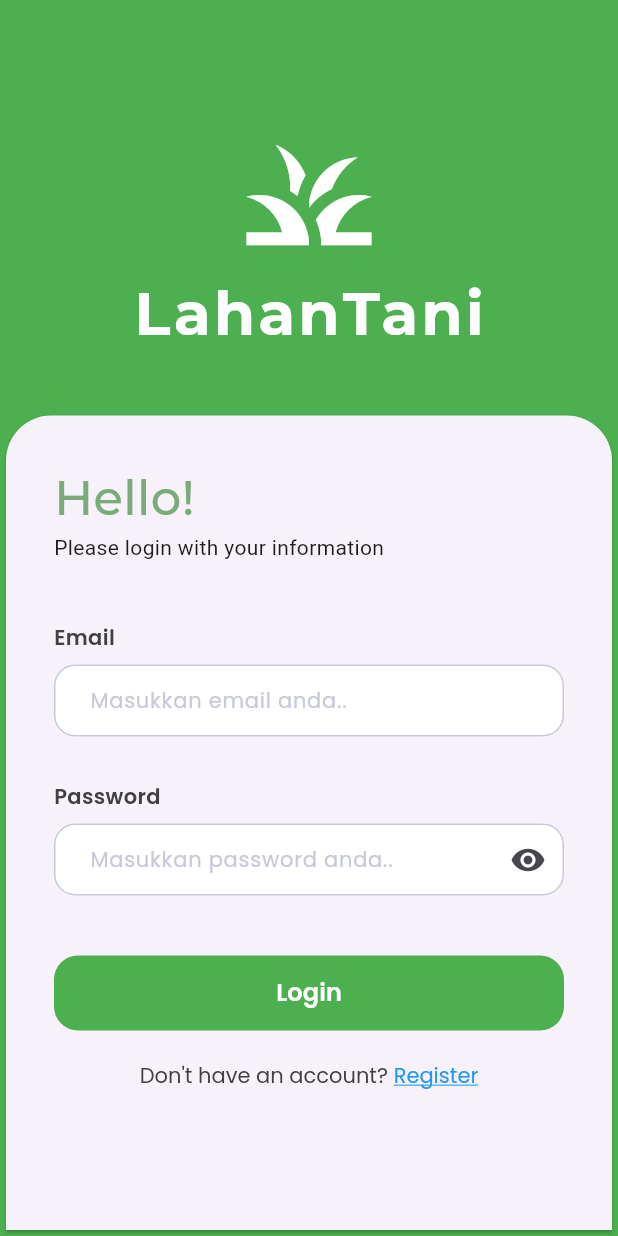
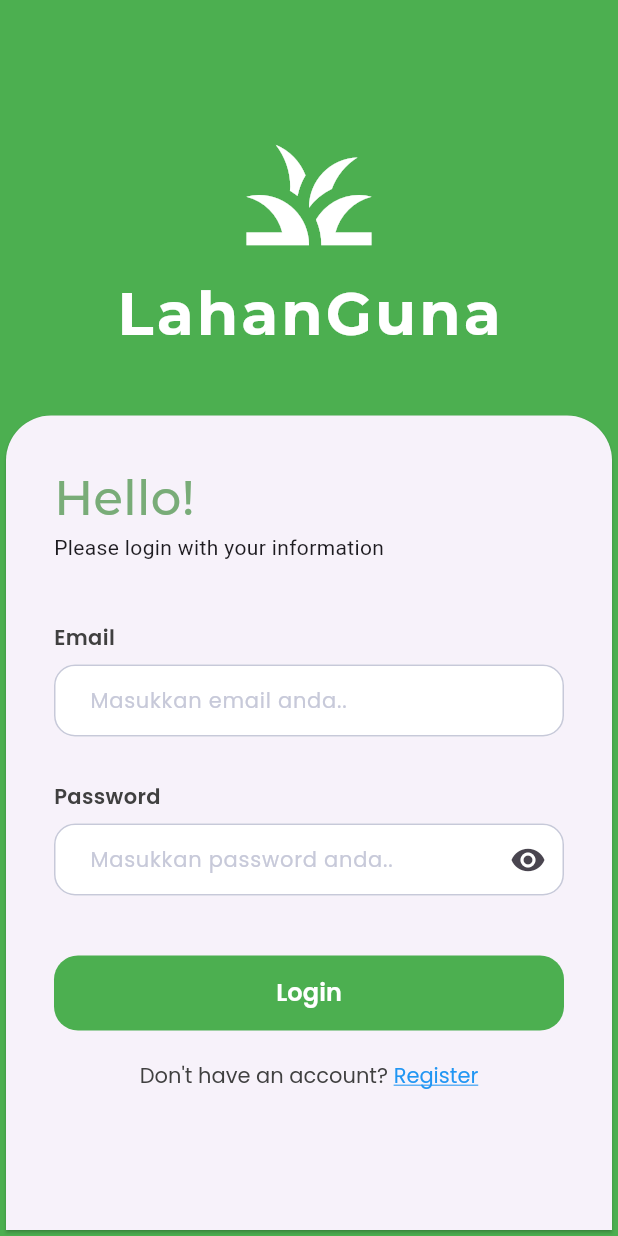
Before and after one commit to sekte-ani/lahantani, a Flutter app: the screen it shows after launch, on a phone screen of 412 x 824 dp. Run offline on Flutter 3.47's test engine with Material 3 defaults, Android fonts, the phone set to English and light mode, and no system bars; our stand-ins replace dio, get, get_storage, google_fonts; missing offline and left inert: syncfusion_flutter_pdfviewer; accounts and stored records are empty.

Commit message:
fix: minor fix

```diff
--- a/lib/ui/pages/login_page.dart
+++ b/lib/ui/pages/login_page.dart
@@ -44,7 +44,7 @@ class LoginPage extends GetView<LoginController> {
         children: [
           Icon(Icons.grass, size: 100, color: Colors.white),
           Text(
-            "LahanTani",
+            "LahanGuna",
             style: GoogleFonts.montserrat(
               color: Colors.white,
               fontWeight: FontWeight.bold,
```
